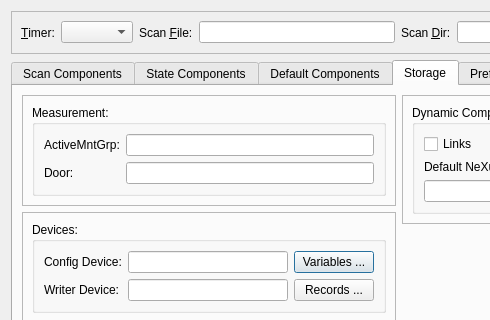
Above: nxselector/ui/selector.ui from nexdatas/nxselector before the change; both pictures show x 0 to 490 and y 0 to 320 of the 798 by 502 pixel window. Below: the same form after it.
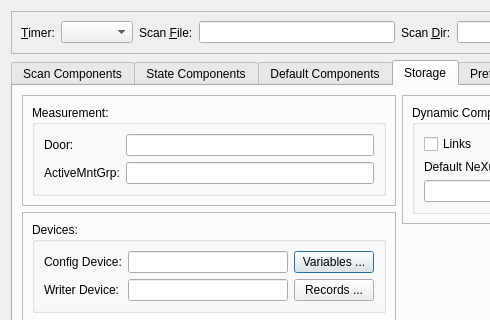
That is the form after the change. The open tabs and pages were chosen to show the change.

Commit message: chaning Door position in Dialog

```diff
--- a/nxselector/ui/selector.ui
+++ b/nxselector/ui/selector.ui
@@ -145,7 +145,20 @@
                 <layout class="QGridLayout" name="gridLayout_5">
                  <item row="0" column="0">
                   <layout class="QGridLayout" name="gridLayout_2">
+                   <item row="0" column="1">
+                    <widget class="QLineEdit" name="mntServerLineEdit"/>
+                   </item>
                    <item row="0" column="0">
+                    <widget class="QLabel" name="mntServerLabel">
+                     <property name="text">
+                      <string>Door:</string>
+                     </property>
+                     <property name="buddy">
+                      <cstring>mntServerLineEdit</cstring>
+                     </property>
+                    </widget>
+                   </item>
+                   <item row="1" column="0">
                     <widget class="QLabel" name="mntGrpLabel">
                      <property name="text">
                       <string>ActiveMntGrp:</string>
@@ -155,22 +168,9 @@
                      </property>
                     </widget>
                    </item>
-                   <item row="0" column="1">
+                   <item row="1" column="1">
                     <widget class="QLineEdit" name="mntGrpLineEdit"/>
                    </item>
-                   <item row="2" column="0">
-                    <widget class="QLabel" name="mntServerLabel">
-                     <property name="text">
-                      <string>Door:</string>
-                     </property>
-                     <property name="buddy">
-                      <cstring>mntServerLineEdit</cstring>
-                     </property>
-                    </widget>
-                   </item>
-                   <item row="2" column="1">
-                    <widget class="QLineEdit" name="mntServerLineEdit"/>
-                   </item>
                   </layout>
                  </item>
                 </layout>
```
